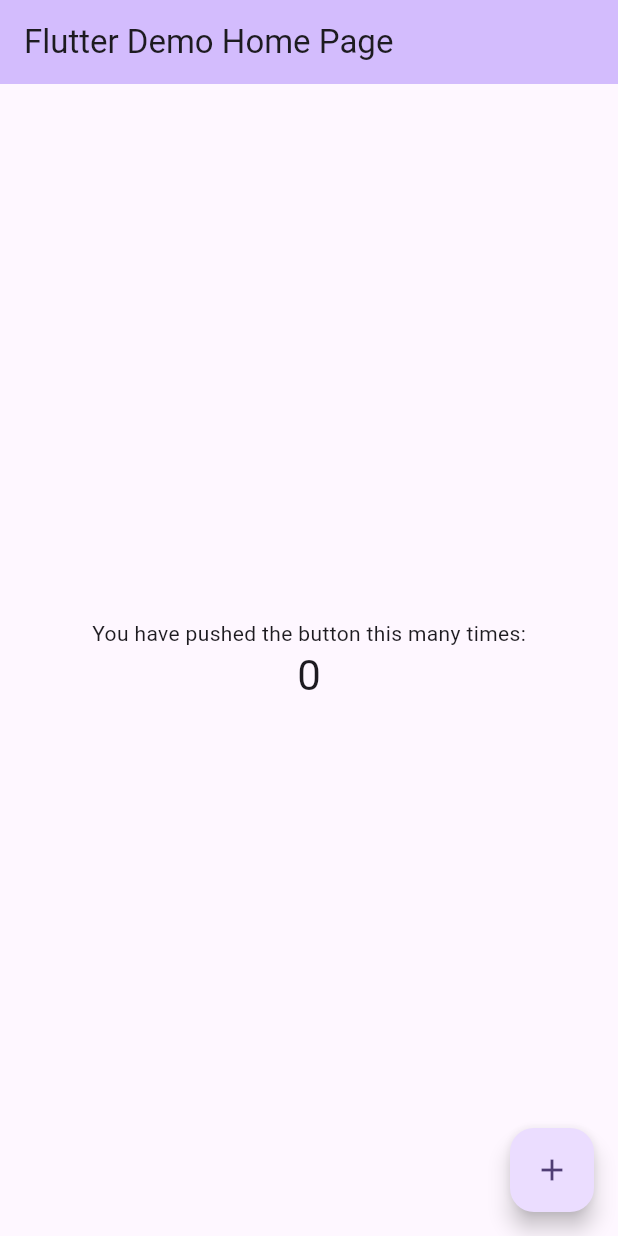
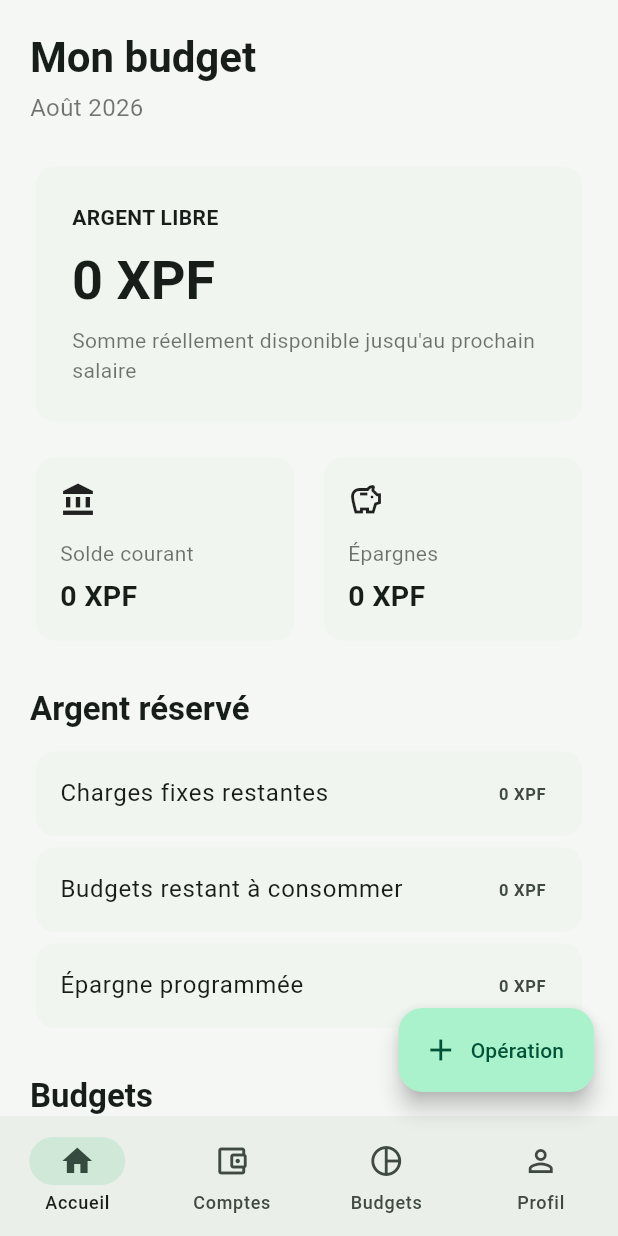
Before and after one commit to christophanbrumoere-sketch/gestionnaire-budget, a Flutter app: the screen it shows after launch, on a phone screen of 412 x 824 dp. Run offline on Flutter 3.47's test engine with Material 3 defaults, Android fonts, the phone set to English and light mode, and no system bars.

Commit message:
V0.1 - Première interface Gestionnaire Budget

```diff
--- a/lib/main.dart
+++ b/lib/main.dart
@@ -1,122 +1,325 @@
 import 'package:flutter/material.dart';
 
 void main() {
-  runApp(const MyApp());
+  runApp(const GestionnaireBudgetApp());
 }
 
-class MyApp extends StatelessWidget {
-  const MyApp({super.key});
+class GestionnaireBudgetApp extends StatelessWidget {
+  const GestionnaireBudgetApp({super.key});
 
-  // This widget is the root of your application.
   @override
   Widget build(BuildContext context) {
     return MaterialApp(
-      title: 'Flutter Demo',
+      debugShowCheckedModeBanner: false,
+      title: 'Gestionnaire Budget',
       theme: ThemeData(
-        // This is the theme of your application.
-        //
-        // TRY THIS: Try running your application with "flutter run". You'll see
-        // the application has a purple toolbar. Then, without quitting the app,
-        // try changing the seedColor in the colorScheme below to Colors.green
-        // and then invoke "hot reload" (save your changes or press the "hot
-        // reload" button in a Flutter-supported IDE, or press "r" if you used
-        // the command line to start the app).
-        //
-        // Notice that the counter didn't reset back to zero; the application
-        // state is not lost during the reload. To reset the state, use hot
-        // restart instead.
-        //
-        // This works for code too, not just values: Most code changes can be
-        // tested with just a hot reload.
-        colorScheme: .fromSeed(seedColor: Colors.deepPurple),
+        useMaterial3: true,
+        colorScheme: ColorScheme.fromSeed(seedColor: const Color(0xFF2E7D5B)),
+        scaffoldBackgroundColor: const Color(0xFFF5F7F5),
       ),
-      home: const MyHomePage(title: 'Flutter Demo Home Page'),
+      home: const MainPage(),
     );
   }
 }
 
-class MyHomePage extends StatefulWidget {
-  const MyHomePage({super.key, required this.title});
-
-  // This widget is the home page of your application. It is stateful, meaning
-  // that it has a State object (defined below) that contains fields that affect
-  // how it looks.
-
-  // This class is the configuration for the state. It holds the values (in this
-  // case the title) provided by the parent (in this case the App widget) and
-  // used by the build method of the State. Fields in a Widget subclass are
-  // always marked "final".
-
-  final String title;
+class MainPage extends StatefulWidget {
+  const MainPage({super.key});
 
   @override
-  State<MyHomePage> createState() => _MyHomePageState();
+  State<MainPage> createState() => _MainPageState();
 }
 
-class _MyHomePageState extends State<MyHomePage> {
-  int _counter = 0;
+class _MainPageState extends State<MainPage> {
+  int _pageIndex = 0;
 
-  void _incrementCounter() {
-    setState(() {
-      // This call to setState tells the Flutter framework that something has
-      // changed in this State, which causes it to rerun the build method below
-      // so that the display can reflect the updated values. If we changed
-      // _counter without calling setState(), then the build method would not be
-      // called again, and so nothing would appear to happen.
-      _counter++;
-    });
-  }
+  final List<Widget> _pages = const [
+    AccueilPage(),
+    PageVide(titre: 'Comptes', icone: Icons.account_balance_wallet_outlined),
+    PageVide(titre: 'Budgets', icone: Icons.pie_chart_outline),
+    PageVide(titre: 'Profil', icone: Icons.person_outline),
+  ];
 
   @override
   Widget build(BuildContext context) {
-    // This method is rerun every time setState is called, for instance as done
-    // by the _incrementCounter method above.
-    //
-    // The Flutter framework has been optimized to make rerunning build methods
-    // fast, so that you can just rebuild anything that needs updating rather
-    // than having to individually change instances of widgets.
     return Scaffold(
-      appBar: AppBar(
-        // TRY THIS: Try changing the color here to a specific color (to
-        // Colors.amber, perhaps?) and trigger a hot reload to see the AppBar
-        // change color while the other colors stay the same.
-        backgroundColor: Theme.of(context).colorScheme.inversePrimary,
-        // Here we take the value from the MyHomePage object that was created by
-        // the App.build method, and use it to set our appbar title.
-        title: Text(widget.title),
+      body: _pages[_pageIndex],
+
+      bottomNavigationBar: NavigationBar(
+        selectedIndex: _pageIndex,
+        onDestinationSelected: (index) {
+          setState(() {
+            _pageIndex = index;
+          });
+        },
+        destinations: const [
+          NavigationDestination(
+            icon: Icon(Icons.home_outlined),
+            selectedIcon: Icon(Icons.home),
+            label: 'Accueil',
+          ),
+          NavigationDestination(
+            icon: Icon(Icons.account_balance_wallet_outlined),
+            label: 'Comptes',
+          ),
+          NavigationDestination(
+            icon: Icon(Icons.pie_chart_outline),
+            label: 'Budgets',
+          ),
+          NavigationDestination(
+            icon: Icon(Icons.person_outline),
+            label: 'Profil',
+          ),
+        ],
       ),
-      body: Center(
-        // Center is a layout widget. It takes a single child and positions it
-        // in the middle of the parent.
+
+      floatingActionButton: _pageIndex == 0
+          ? FloatingActionButton.extended(
+              onPressed: () {},
+              icon: const Icon(Icons.add),
+              label: const Text('Opération'),
+            )
+          : null,
+    );
+  }
+}
+
+// ======================================================
+// ACCUEIL
+// ======================================================
+
+class AccueilPage extends StatelessWidget {
+  const AccueilPage({super.key});
+
+  @override
+  Widget build(BuildContext context) {
+    return SafeArea(
+      child: ListView(
+        padding: const EdgeInsets.fromLTRB(20, 20, 20, 110),
+        children: [
+          Text(
+            'Mon budget',
+            style: Theme.of(
+              context,
+            ).textTheme.headlineMedium?.copyWith(fontWeight: FontWeight.bold),
+          ),
+
+          const SizedBox(height: 4),
+
+          const Text(
+            'Août 2026',
+            style: TextStyle(fontSize: 16, color: Colors.black54),
+          ),
+
+          const SizedBox(height: 24),
+
+          // ARGENT LIBRE
+          Card(
+            elevation: 0,
+            child: Padding(
+              padding: const EdgeInsets.all(24),
+              child: Column(
+                crossAxisAlignment: CrossAxisAlignment.start,
+                children: [
+                  const Text(
+                    'ARGENT LIBRE',
+                    style: TextStyle(fontWeight: FontWeight.w600),
+                  ),
+
+                  const SizedBox(height: 10),
+
+                  Text(
+                    '0 XPF',
+                    style: Theme.of(context).textTheme.displaySmall?.copyWith(
+                      fontWeight: FontWeight.bold,
+                    ),
+                  ),
+
+                  const SizedBox(height: 8),
+
+                  const Text(
+                    "Somme réellement disponible jusqu'au prochain salaire",
+                    style: TextStyle(color: Colors.black54),
+                  ),
+                ],
+              ),
+            ),
+          ),
+
+          const SizedBox(height: 16),
+
+          // SOLDES
+          const Row(
+            children: [
+              Expanded(
+                child: ResumeCarte(
+                  titre: 'Solde courant',
+                  valeur: '0 XPF',
+                  icone: Icons.account_balance,
+                ),
+              ),
+
+              SizedBox(width: 12),
+
+              Expanded(
+                child: ResumeCarte(
+                  titre: 'Épargnes',
+                  valeur: '0 XPF',
+                  icone: Icons.savings_outlined,
+                ),
+              ),
+            ],
+          ),
+
+          const SizedBox(height: 28),
+
+          Text(
+            'Argent réservé',
+            style: Theme.of(
+              context,
+            ).textTheme.titleLarge?.copyWith(fontWeight: FontWeight.bold),
+          ),
+
+          const SizedBox(height: 10),
+
+          const LigneReservee(
+            titre: 'Charges fixes restantes',
+            montant: '0 XPF',
+          ),
+
+          const LigneReservee(
+            titre: 'Budgets restant à consommer',
+            montant: '0 XPF',
+          ),
+
+          const LigneReservee(titre: 'Épargne programmée', montant: '0 XPF'),
+
+          const SizedBox(height: 28),
+
+          Text(
+            'Budgets',
+            style: Theme.of(
+              context,
+            ).textTheme.titleLarge?.copyWith(fontWeight: FontWeight.bold),
+          ),
+
+          const SizedBox(height: 10),
+
+          const Card(
+            elevation: 0,
+            child: Padding(
+              padding: EdgeInsets.all(20),
+              child: Text('Aucun budget configuré pour le moment.'),
+            ),
+          ),
+        ],
+      ),
+    );
+  }
+}
+
+// ======================================================
+// PETITES CARTES SOLDES
+// ======================================================
+
+class ResumeCarte extends StatelessWidget {
+  final String titre;
+  final String valeur;
+  final IconData icone;
+
+  const ResumeCarte({
+    super.key,
+    required this.titre,
+    required this.valeur,
+    required this.icone,
+  });
+
+  @override
+  Widget build(BuildContext context) {
+    return Card(
+      elevation: 0,
+      child: Padding(
+        padding: const EdgeInsets.all(16),
         child: Column(
-          // Column is also a layout widget. It takes a list of children and
-          // arranges them vertically. By default, it sizes itself to fit its
-          // children horizontally, and tries to be as tall as its parent.
-          //
-          // Column has various properties to control how it sizes itself and
-          // how it positions its children. Here we use mainAxisAlignment to
-          // center the children vertically; the main axis here is the vertical
-          // axis because Columns are vertical (the cross axis would be
-          // horizontal).
-          //
-          // TRY THIS: Invoke "debug painting" (choose the "Toggle Debug Paint"
-          // action in the IDE, or press "p" in the console), to see the
-          // wireframe for each widget.
-          mainAxisAlignment: .center,
+          crossAxisAlignment: CrossAxisAlignment.start,
           children: [
-            const Text('You have pushed the button this many times:'),
+            Icon(icone),
+
+            const SizedBox(height: 14),
+
+            Text(titre, style: const TextStyle(color: Colors.black54)),
+
+            const SizedBox(height: 5),
+
             Text(
-              '$_counter',
-              style: Theme.of(context).textTheme.headlineMedium,
+              valeur,
+              style: const TextStyle(fontSize: 19, fontWeight: FontWeight.bold),
             ),
           ],
         ),
       ),
-      floatingActionButton: FloatingActionButton(
-        onPressed: _incrementCounter,
-        tooltip: 'Increment',
-        child: const Icon(Icons.add),
+    );
+  }
+}
+
+// ======================================================
+// ARGENT RÉSERVÉ
+// ======================================================
+
+class LigneReservee extends StatelessWidget {
+  final String titre;
+  final String montant;
+
+  const LigneReservee({super.key, required this.titre, required this.montant});
+
+  @override
+  Widget build(BuildContext context) {
+    return Card(
+      elevation: 0,
+      child: ListTile(
+        title: Text(titre),
+        trailing: Text(
+          montant,
+          style: const TextStyle(fontWeight: FontWeight.bold),
+        ),
       ),
     );
   }
 }
+
+// ======================================================
+// PAGES EN CONSTRUCTION
+// ======================================================
+
+class PageVide extends StatelessWidget {
+  final String titre;
+  final IconData icone;
+
+  const PageVide({super.key, required this.titre, required this.icone});
+
+  @override
+  Widget build(BuildContext context) {
+    return SafeArea(
+      child: Center(
+        child: Column(
+          mainAxisSize: MainAxisSize.min,
+          children: [
+            Icon(icone, size: 55),
+
+            const SizedBox(height: 15),
+
+            Text(
+              titre,
+              style: Theme.of(
+                context,
+              ).textTheme.headlineMedium?.copyWith(fontWeight: FontWeight.bold),
+            ),
+
+            const SizedBox(height: 8),
+
+            const Text('Module en cours de développement'),
+          ],
+        ),
+      ),
+    );
+  }
+}
```
